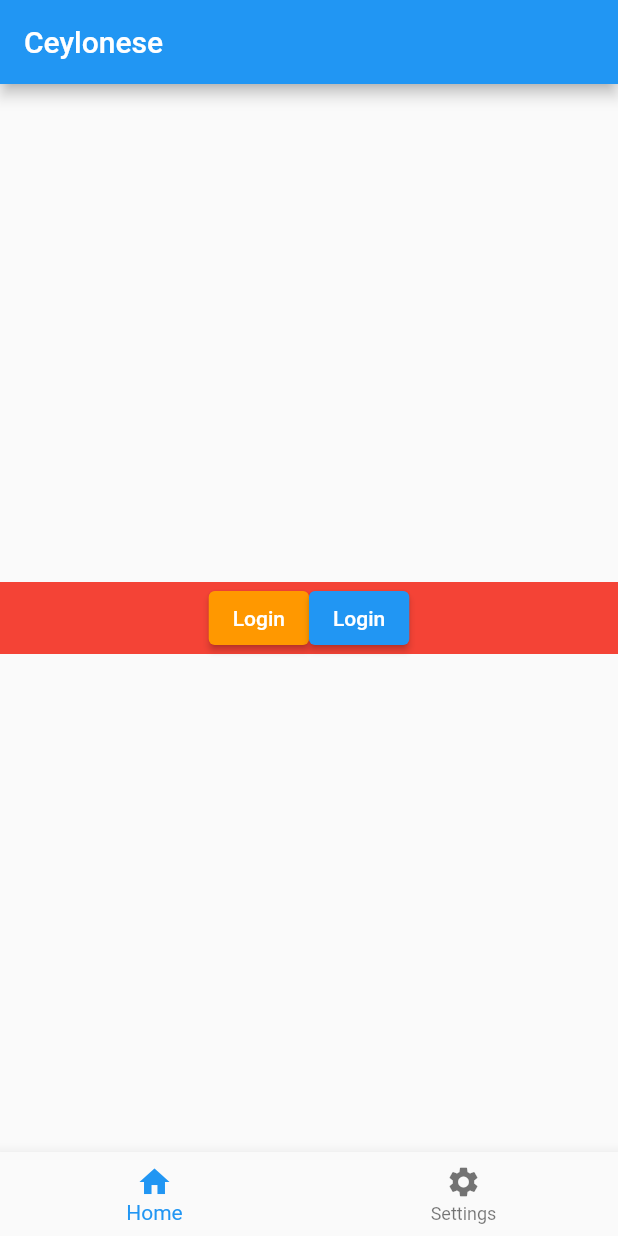
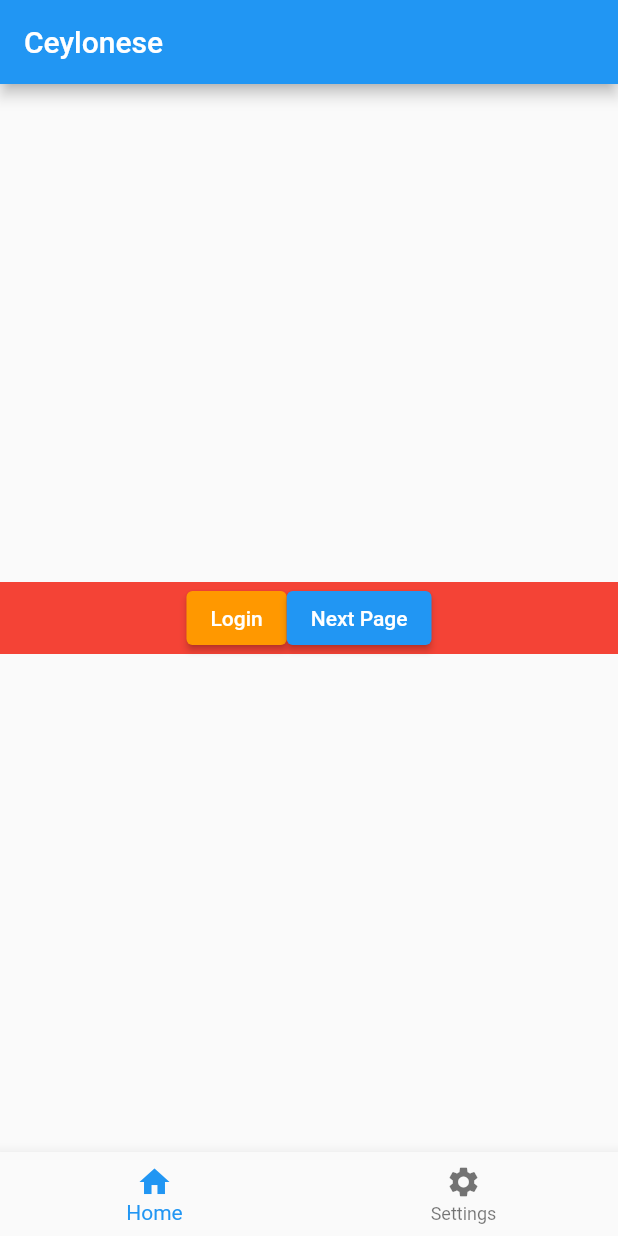
Before and after one commit to sethiyanisal/mobile-app-test, a Flutter app: the screen it shows after launch, on a phone screen of 412 x 824 dp. Run offline on Flutter 3.47's test engine with Material 2 defaults, Android fonts, the light colour scheme and no system bars.

Commit message:
Add an page to navigate through a button

```diff
--- a/mob_app/lib/main.dart
+++ b/mob_app/lib/main.dart
@@ -12,14 +12,29 @@ class MyApp extends StatefulWidget {
 }
 
 class _MyAppState extends State<MyApp> {
-  String buttonName = 'Login';
-  int currentIndex = 0;
+  @override
+  Widget build(BuildContext context) {
+    return const MaterialApp(
+      debugShowCheckedModeBanner: false,
+      home: HomePage(),
+    );
+  }
+}
+
+class HomePage extends StatefulWidget {
+  const HomePage({super.key});
 
   @override
+  State<HomePage> createState() => _HomePageState();
+}
+
+class _HomePageState extends State<HomePage> {
+  String buttonName1 = 'Login';
+  String buttonName2 = 'Next Page';
+  int currentIndex = 0;
+  @override
   Widget build(BuildContext context) {
-    return MaterialApp(
-      debugShowCheckedModeBanner: false,
-      home: Scaffold(
+    return Scaffold(
       appBar: AppBar(
         title: const Text('Ceylonese'),
       ),
@@ -37,18 +52,22 @@ class _MyAppState extends State<MyApp> {
                       ),
                       onPressed: () {
                         setState(() {
-                            buttonName = 'Logged In';
+                          buttonName1 = 'Logged In';
                         });
                       },
-                        child: Text(buttonName),
+                      child: Text(buttonName1),
                     ),
                     ElevatedButton(
                       onPressed: () {
-                          setState(() {
-                            buttonName = 'Logged In';
-                          });
+                        Navigator.of(context).push(
+                          MaterialPageRoute(
+                            builder: (BuildContext context) {
+                              return const SecondPage();
                             },
-                        child: Text(buttonName),
+                          ),
+                        );
+                      },
+                      child: Text(buttonName2),
                     ),
                   ],
                 ),
@@ -73,7 +92,17 @@ class _MyAppState extends State<MyApp> {
           });
         },
       ),
-      ),
     );
   }
 }
+
+class SecondPage extends StatelessWidget {
+  const SecondPage({super.key});
+
+  @override
+  Widget build(BuildContext context) {
+    return Scaffold(
+      appBar: AppBar(),
+    );
+  }
+}
```
Also changed, not shown: mob_app/lib/main2.dart (added, +55 -0 lines), 1 other file. Lines whose indentation alone changed are shown as unchanged.
